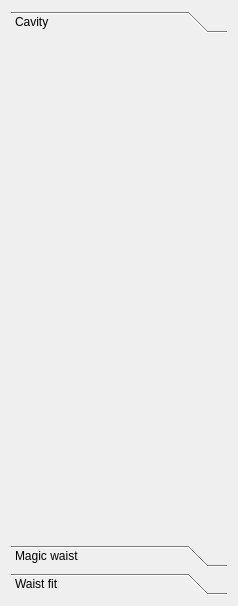
Above: gui/GaussianBeamWidget.ui from krokosik/GaussianBeam before the change. Below: the same form after it.
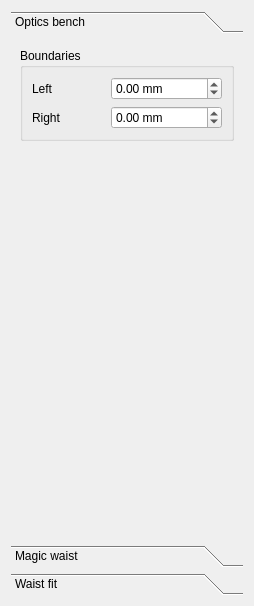
That is the form after the change. The open tabs and pages were chosen to show the change. Icons and pictures are not drawn.

Commit message: Fixed "origin" display New boundaries boxes Many bug fixes

```diff
--- a/gui/GaussianBeamWidget.ui
+++ b/gui/GaussianBeamWidget.ui
@@ -5,7 +5,7 @@
    <rect>
     <x>0</x>
     <y>0</y>
-    <width>238</width>
+    <width>254</width>
     <height>606</height>
    </rect>
   </property>
@@ -37,14 +37,69 @@
          <rect>
           <x>0</x>
           <y>0</y>
-          <width>96</width>
-          <height>26</height>
+          <width>233</width>
+          <height>487</height>
          </rect>
         </property>
         <attribute name="label" >
-         <string>Cavity</string>
+         <string>Optics bench</string>
         </attribute>
         <layout class="QVBoxLayout" >
+         <item>
+          <widget class="QGroupBox" name="groupBox" >
+           <property name="title" >
+            <string>Boundaries</string>
+           </property>
+           <layout class="QGridLayout" name="gridLayout" >
+            <item row="1" column="0" >
+             <widget class="QLabel" name="label_6" >
+              <property name="text" >
+               <string>Left</string>
+              </property>
+             </widget>
+            </item>
+            <item row="1" column="1" >
+             <widget class="QDoubleSpinBox" name="doubleSpinBox_LeftBoundary" >
+              <property name="suffix" >
+               <string> mm</string>
+              </property>
+              <property name="minimum" >
+               <double>-100000.000000000000000</double>
+              </property>
+              <property name="maximum" >
+               <double>100000.000000000000000</double>
+              </property>
+              <property name="singleStep" >
+               <double>10.000000000000000</double>
+              </property>
+             </widget>
+            </item>
+            <item row="2" column="0" >
+             <widget class="QLabel" name="label_7" >
+              <property name="text" >
+               <string>Right</string>
+              </property>
+             </widget>
+            </item>
+            <item row="2" column="1" >
+             <widget class="QDoubleSpinBox" name="doubleSpinBox_RightBoundary" >
+              <property name="suffix" >
+               <string> mm</string>
+              </property>
+              <property name="minimum" >
+               <double>-100000.000000000000000</double>
+              </property>
+              <property name="maximum" >
+               <double>100000.000000000000000</double>
+              </property>
+              <property name="singleStep" >
+               <double>10.000000000000000</double>
+              </property>
+             </widget>
+            </item>
+           </layout>
+          </widget>
+         </item>
          <item>
           <spacer>
            <property name="orientation" >
```
Left out of the diff: 28 changed lines with no effect on the pictures. The commit also changes 10 other files.
